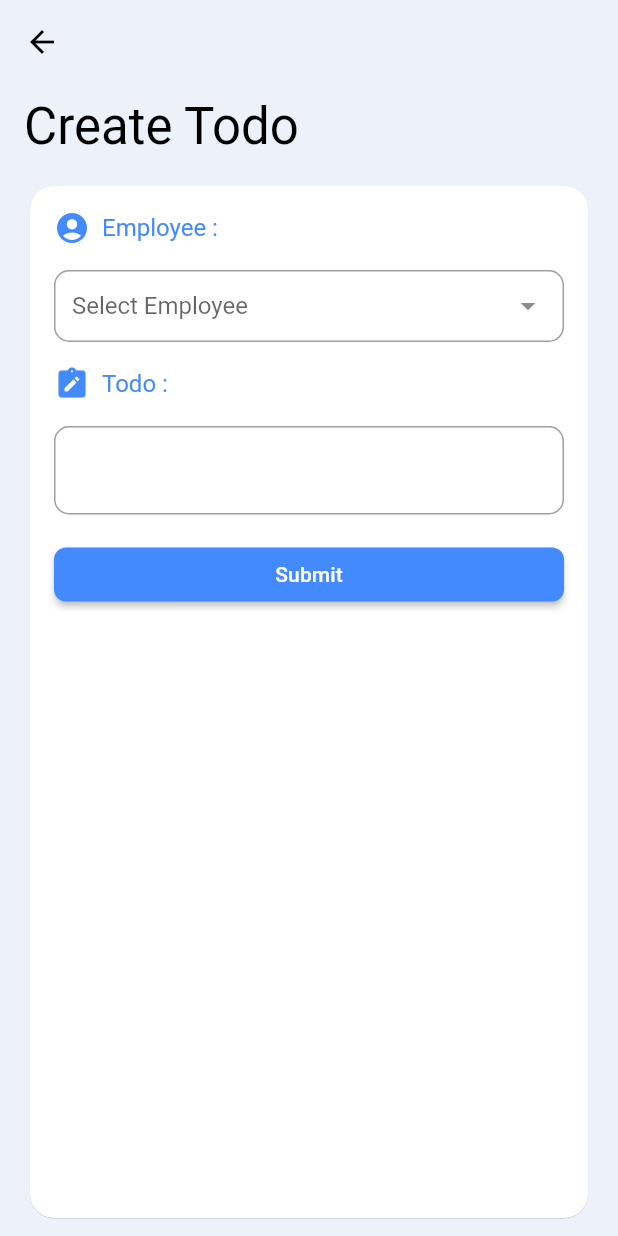
After one commit to indrian16/my_todo_flutter_umkt, a Flutter app: the screen it shows after launch, after a tap on the "add" icon, on a phone screen of 412 x 824 dp. The commit adds this screen. Run offline on Flutter 3.47's test engine with Material 2 defaults, Android fonts, the phone set to English and light mode, and no system bars; drawn by our look-alikes of dropdown_search.

Commit message:
Button Navigation to CreateTodoPage and make CreateTodoPage with State

```diff
--- /dev/null
+++ b/lib/ui/admin/create_todo.dart
@@ -0,0 +1,153 @@
+import 'package:dropdown_search/dropdown_search.dart';
+import 'package:flutter/material.dart';
+import 'package:flutter/rendering.dart';
+
+class CreateTodo extends StatefulWidget {
+  const CreateTodo({Key? key}) : super(key: key);
+
+  @override
+  _CreateTodoState createState() => _CreateTodoState();
+}
+
+class _CreateTodoState extends State<CreateTodo> {
+  final _formKey = GlobalKey<FormState>();
+
+  @override
+  Widget build(BuildContext context) {
+    return Card(
+      elevation: 0.2,
+      shape: RoundedRectangleBorder(
+        borderRadius: BorderRadius.circular(16),
+      ),
+      color: Colors.white,
+      child: Form(
+        key: _formKey,
+        autovalidateMode: AutovalidateMode.onUserInteraction,
+        child: ListView(
+          padding: const EdgeInsets.all(16),
+          children: <Widget>[
+            Row(
+              children: [
+                const Icon(
+                  Icons.account_circle,
+                  color: Colors.blueAccent,
+                ),
+                const SizedBox(width: 8.0),
+                Text(
+                  "Employee :",
+                  style: Theme.of(context).textTheme.subtitle1?.copyWith(
+                        color: Colors.blueAccent,
+                      ),
+                ),
+              ],
+            ),
+            const SizedBox(
+              height: 16,
+            ),
+            DropdownSearch<String>(
+              validator: (v) => v == null ? "required field" : null,
+              dropdownSearchDecoration: InputDecoration(
+                fillColor: Colors.blueAccent,
+                hintText: "Select Employee",
+                contentPadding: const EdgeInsets.fromLTRB(12, 12, 0, 0),
+                border:
+                    OutlineInputBorder(borderRadius: BorderRadius.circular(10)),
+              ),
+              mode: Mode.MENU,
+              showSelectedItems: true,
+              items: const ["Adi", "Zidan", "Budi", 'Bambang'],
+              onChanged: print,
+              positionCallback: (popupButtonObject, overlay) {
+                final decorationBox = _findBorderBox(popupButtonObject);
+
+                double translateOffset = 0;
+                if (decorationBox != null) {
+                  translateOffset =
+                      decorationBox.size.height - popupButtonObject.size.height;
+                }
+
+                final RenderBox overlay = Overlay.of(context)!
+                    .context
+                    .findRenderObject() as RenderBox;
+                return RelativeRect.fromSize(
+                  Rect.fromPoints(
+                    popupButtonObject
+                        .localToGlobal(
+                            popupButtonObject.size.bottomLeft(Offset.zero),
+                            ancestor: overlay)
+                        .translate(0, translateOffset),
+                    popupButtonObject.localToGlobal(
+                        popupButtonObject.size.bottomRight(Offset.zero),
+                        ancestor: overlay),
+                  ),
+                  Size(overlay.size.width, overlay.size.height),
+                );
+              },
+            ),
+            const SizedBox(
+              height: 16,
+            ),
+            Row(
+              children: [
+                const Icon(
+                  Icons.note_alt_rounded,
+                  color: Colors.blueAccent,
+                ),
+                const SizedBox(width: 8.0),
+                Text(
+                  "Todo :",
+                  style: Theme.of(context).textTheme.subtitle1?.copyWith(
+                        color: Colors.blueAccent,
+                      ),
+                ),
+              ],
+            ),
+            const SizedBox(
+              height: 16,
+            ),
+            TextField(
+              decoration: InputDecoration(
+                  border: OutlineInputBorder(
+                      borderRadius: BorderRadius.circular(10))),
+            ),
+            const SizedBox(
+              height: 16,
+            ),
+            MaterialButton(
+                elevation: 2.0,
+                color: Colors.blueAccent,
+                minWidth: double.infinity,
+                shape: RoundedRectangleBorder(
+                  borderRadius: BorderRadius.circular(8.0),
+                ),
+                onPressed: () {},
+                child: Text(
+                  "Submit",
+                  style: Theme.of(context)
+                      .textTheme
+                      .subtitle2
+                      ?.copyWith(color: Colors.white),
+                ))
+          ],
+        ),
+      ),
+    );
+  }
+
+  RenderBox? _findBorderBox(RenderBox box) {
+    RenderBox? borderBox;
+
+    box.visitChildren((child) {
+      if (child is RenderCustomPaint) {
+        borderBox = child;
+      }
+
+      final box = _findBorderBox(child as RenderBox);
+      if (box != null) {
+        borderBox = box;
+      }
+    });
+
+    return borderBox;
+  }
+}
--- /dev/null
+++ b/lib/ui/admin/create_todo_page.dart
@@ -0,0 +1,19 @@
+import 'package:flutter/material.dart';
+import 'package:my_todo/ui/admin/create_todo.dart';
+import 'package:my_todo/ui/home/home_page.dart';
+
+class CreateTodoPage extends StatelessWidget {
+  final String title;
+
+  const CreateTodoPage({Key? key, required this.title}) : super(key: key);
+
+  @override
+  Widget build(BuildContext context) {
+    return Scaffold(
+        appBar: AppBar(
+          backgroundColor: Colors.blueAccent.withOpacity(0.08),
+          elevation: 0.0,
+        ),
+        body: HeadSection(title: title, child: const CreateTodo()));
+  }
+}
--- a/lib/ui/home/home_list_todo.dart
+++ b/lib/ui/home/home_list_todo.dart
@@ -34,7 +34,9 @@ class _HomeListTodoState extends State<HomeListTodo> {
     return ListView.builder(
         itemCount: todos.length,
         itemBuilder: (context, index) {
-          return HomeListTodoItem(todo: todos[index],);
+          return HomeListTodoItem(
+            todo: todos[index],
+          );
         });
   }
 }
--- a/lib/ui/home/home_list_todo_item.dart
+++ b/lib/ui/home/home_list_todo_item.dart
@@ -210,5 +210,4 @@ class HomeListTodoItem extends StatelessWidget {
           );
         });
   }
-
 }
--- a/lib/ui/home/home_page.dart
+++ b/lib/ui/home/home_page.dart
@@ -1,4 +1,5 @@
 import 'package:flutter/material.dart';
+import 'package:my_todo/ui/admin/create_todo_page.dart';
 import 'package:my_todo/ui/home/home_list_todo.dart';
 
 class HomePage extends StatelessWidget {
@@ -36,17 +37,36 @@ class HomePage extends StatelessWidget {
           )
         ],
       ),
-      body: HeadSection(title: title),
+      body: HeadSection(title: title, child: const HomeListTodo()),
+      floatingActionButton: FloatingActionButton(
+        child: const Icon(Icons.add),
+        onPressed: () {
+          Navigator.of(context).push(
+            MaterialPageRoute(
+              builder: (context) {
+                return const CreateTodoPage(
+                  title: 'Create Todo',
+                );
+              },
+            ),
+          );
+        },
+        shape: const RoundedRectangleBorder(
+            borderRadius: BorderRadius.all(Radius.circular(16))),
+        elevation: 5,
+        highlightElevation: 10,
+      ),
     );
   }
 }
 
 class HeadSection extends StatelessWidget {
   final String title;
-
+  final Widget child;
   const HeadSection({
     Key? key,
     required this.title,
+    required this.child,
   }) : super(key: key);
 
   @override
@@ -66,7 +86,7 @@ class HeadSection extends StatelessWidget {
                 ?.copyWith(color: Colors.black),
           ),
           const SizedBox(height: 16.0),
-          const Expanded(child: HomeListTodo())
+          Expanded(child: child)
         ],
       ),
     );
--- a/pubspec.yaml
+++ b/pubspec.yaml
@@ -3,7 +3,7 @@ description: A new Flutter project.
 
 # The following line prevents the package from being accidentally published to
 # pub.dev using `flutter pub publish`. This is preferred for private packages.
-publish_to: 'none' # Remove this line if you wish to publish to pub.dev
+publish_to: "none" # Remove this line if you wish to publish to pub.dev
 
 # The following defines the version and build number for your application.
 # A version number is three numbers separated by dots, like 1.2.43
@@ -30,10 +30,10 @@ dependencies:
   flutter:
     sdk: flutter
 
-
   # The following adds the Cupertino Icons font to your application.
   # Use with the CupertinoIcons class for iOS style icons.
   cupertino_icons: ^1.0.2
+  dropdown_search: ^2.0.1
 
 dev_dependencies:
   flutter_test:
@@ -51,7 +51,6 @@ dev_dependencies:
 
 # The following section is specific to Flutter.
 flutter:
-
   # The following line ensures that the Material Icons font is
   # included with your application, so that you can use the icons in
   # the material Icons class.
```
Also changed, not shown: pubspec.lock.
